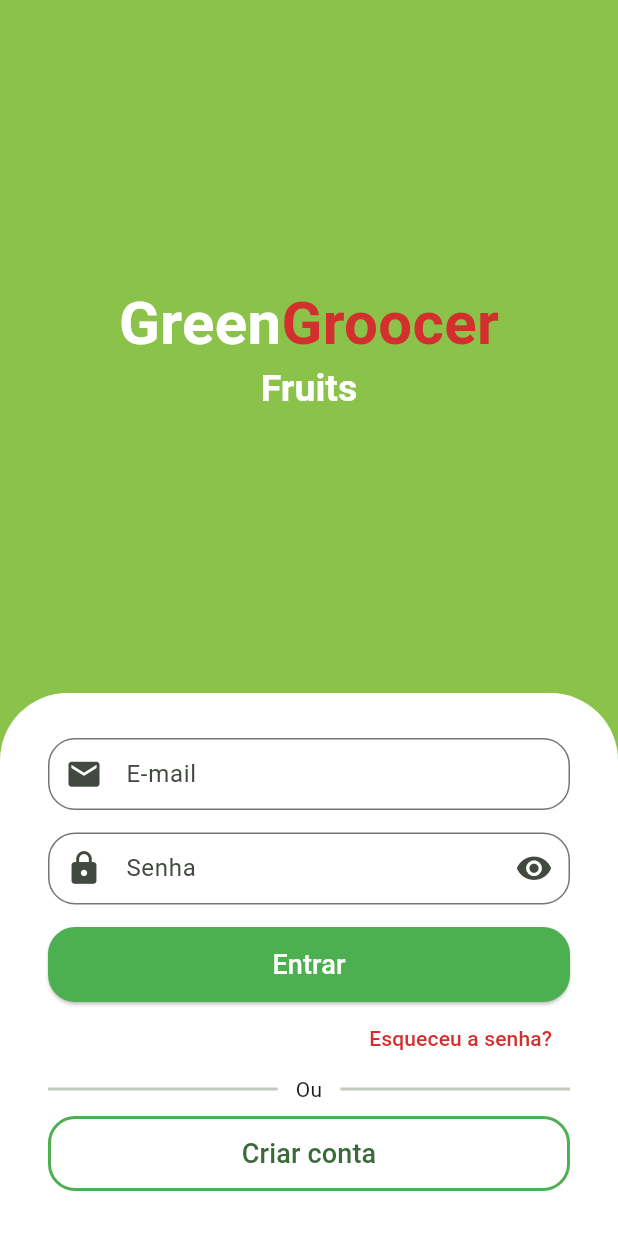
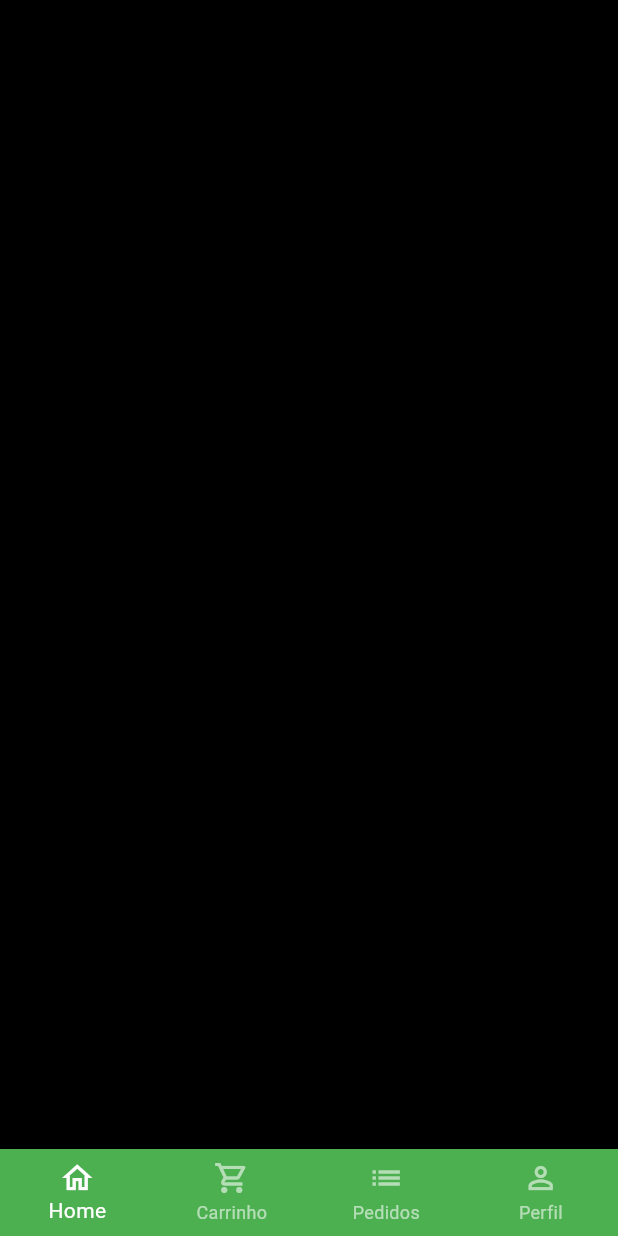
Before and after one commit to CaioReis29/greenGroocer, a Flutter app: the screen it shows after launch, after a tap on "Entrar", on a phone screen of 412 x 824 dp. Run offline on Flutter 3.47's test engine with Material 2 defaults, Android fonts, the phone set to English and light mode, and no system bars; drawn by our look-alikes of animated_text_kit; our stand-ins replace mask_text_input_formatter.

Commit message:
feat: app base created with navigation bar and page view

```diff
--- a/lib/src/auth/sign_in_screen.dart
+++ b/lib/src/auth/sign_in_screen.dart
@@ -2,6 +2,7 @@ import 'package:animated_text_kit/animated_text_kit.dart';
 import 'package:flutter/material.dart';
 import 'package:greengrocer/src/auth/components/custom_text_field.dart';
 import 'package:greengrocer/src/auth/sign_up_screen.dart';
+import 'package:greengrocer/src/base/base_screen.dart';
 import 'package:greengrocer/src/config/custom_colors.dart';
 
 class SignInScreen extends StatelessWidget {
@@ -94,7 +95,12 @@ class SignInScreen extends StatelessWidget {
                               borderRadius: BorderRadius.circular(18),
                             ),
                           ),
-                          onPressed: () {},
+                          onPressed: () =>
+                              Navigator.of(context).pushReplacement(
+                            MaterialPageRoute(
+                              builder: (c) => const BaseScreen(),
+                            ),
+                          ),
                           child: const Text(
                             'Entrar',
                             style: TextStyle(
--- /dev/null
+++ b/lib/src/base/base_screen.dart
@@ -0,0 +1,66 @@
+import 'package:flutter/material.dart';
+
+class BaseScreen extends StatefulWidget {
+  const BaseScreen({super.key});
+
+  @override
+  State<BaseScreen> createState() => _BaseScreenState();
+}
+
+class _BaseScreenState extends State<BaseScreen> {
+  int currentIndex = 0;
+  final PageController pageController = PageController();
+
+  @override
+  Widget build(BuildContext context) {
+    return Scaffold(
+      body: PageView(
+        controller: pageController,
+        physics: const NeverScrollableScrollPhysics(),
+        children: [
+          Container(
+            color: Colors.black,
+          ),
+          Container(
+            color: Colors.black54,
+          ),
+          Container(
+            color: Colors.black38,
+          ),
+          Container(
+            color: Colors.black12,
+          ),
+        ],
+      ),
+      bottomNavigationBar: BottomNavigationBar(
+        onTap: (i) => setState(() {
+          currentIndex = i;
+          pageController.jumpToPage(i);
+        }),
+        currentIndex: currentIndex,
+        type: BottomNavigationBarType.fixed,
+        backgroundColor: Colors.green,
+        selectedItemColor: Colors.white,
+        unselectedItemColor: Colors.white.withAlpha(150),
+        items: const [
+          BottomNavigationBarItem(
+            icon: Icon(Icons.home_outlined),
+            label: "Home",
+          ),
+          BottomNavigationBarItem(
+            icon: Icon(Icons.shopping_cart_outlined),
+            label: "Carrinho",
+          ),
+          BottomNavigationBarItem(
+            icon: Icon(Icons.list),
+            label: "Pedidos",
+          ),
+          BottomNavigationBarItem(
+            icon: Icon(Icons.person_outline),
+            label: "Perfil",
+          ),
+        ],
+      ),
+    );
+  }
+}
```
